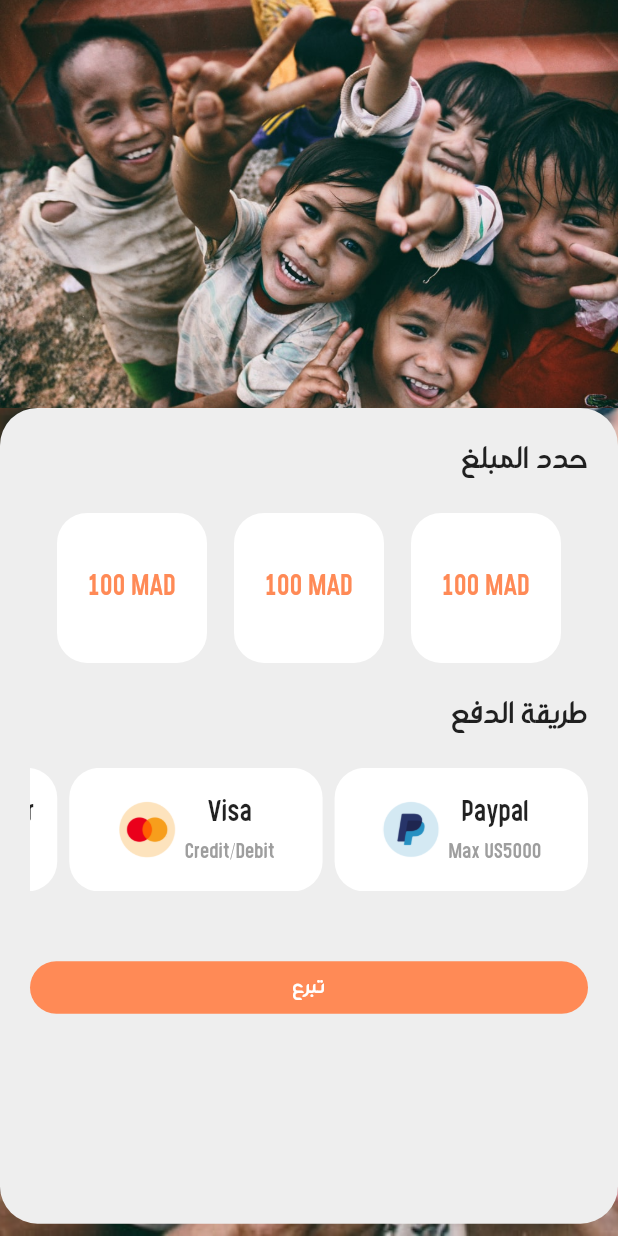
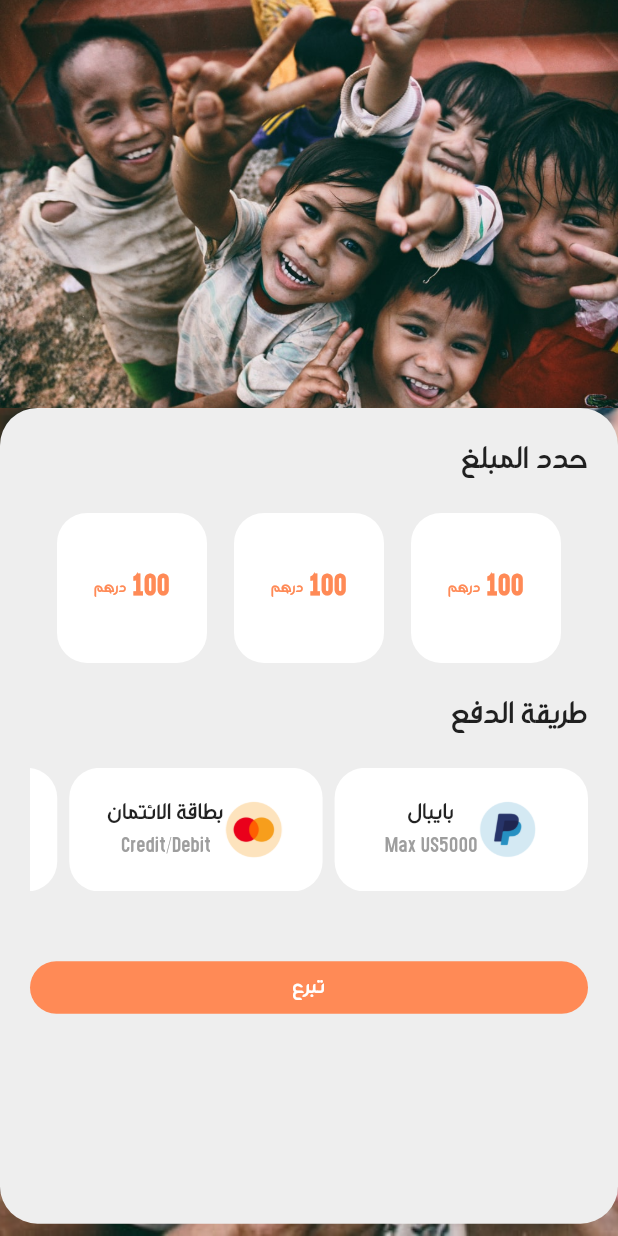
Before and after one commit to Mhouiri/donation_app, a Flutter app: the DonatingPage screen opened by its route, after a tap on "تبرع", on a phone screen of 412 x 824 dp. Run offline on Flutter 3.47's test engine with Material 2 defaults, Android fonts, the phone set to English and light mode, and no system bars; our stand-ins replace percent_indicator.

```diff
--- a/donating/lib/Pages/Home/UrgentCases/DonatingPage/PayementPage/methodPayement.dart
+++ b/donating/lib/Pages/Home/UrgentCases/DonatingPage/PayementPage/methodPayement.dart
@@ -8,7 +8,7 @@ class MethodPayement extends StatefulWidget {
 }
 
 class _MethodPayementState extends State<MethodPayement> {
-    final List<Map> methods = [{'name': 'Paypal', 'image': 'assets/paypal.png', 'comment': "Max US5000"}, {'name': 'Visa', 'image': 'assets/mastercard.png', 'comment': "Credit/Debit"}, {'name': 'Bank Transfer', 'image': 'assets/bank.png', 'comment': "Find the RIB"}];
+    final List<Map> methods = [{'name': 'بايبال', 'image': 'assets/paypal.png', 'comment': "Max US5000"}, {'name': 'بطاقة الائتمان', 'image': 'assets/mastercard.png', 'comment': "Credit/Debit"}, {'name': 'تحويل بنكي', 'image': 'assets/bank.png', 'comment': "Find the RIB"}];
 
   @override
   Widget build(BuildContext context) {
@@ -32,14 +32,12 @@ class _MethodPayementState extends State<MethodPayement> {
                     child: Center(child: Row(
                       mainAxisAlignment: MainAxisAlignment.center,
           children: [
-            Image.asset(methods[index]['image'], height: 40, width: 40),
-            SizedBox(width: 5,),
             Column(
               mainAxisAlignment: MainAxisAlignment.center,
               children: [
                 Container(
                   child: Text(methods[index]['name'], style: TextStyle(
-                      fontSize: 20,
+                      fontSize: 15,
                       fontFamily: 'Khebrat')),
                 ),
                 Container(
@@ -53,6 +51,7 @@ class _MethodPayementState extends State<MethodPayement> {
                 ),
               ],
             ),
+            Image.asset(methods[index]['image'], height: 40, width: 40),
           ],
         )),
                   ),
--- a/donating/lib/Pages/Home/UrgentCases/DonatingPage/PayementPage/payement.dart
+++ b/donating/lib/Pages/Home/UrgentCases/DonatingPage/PayementPage/payement.dart
@@ -71,12 +71,26 @@ class SelectAmount extends StatelessWidget {
         ),
       height: 100,
       width: 100,
-      child: Center(child: Text("100 MAD",
+      child: Center(child: Row(
+        mainAxisAlignment: MainAxisAlignment.center,
+        children: [
+          Text("درهم",
+            style: TextStyle(
+              color: mainColor,
+              fontSize: 10
+              ,
+              fontFamily: 'Khebrat'
+              ),
+              ),
+          Text(" 100",
             style: TextStyle(
               color: mainColor,
               fontSize: 20,
+              fontWeight: FontWeight.bold,
               fontFamily: 'Khebrat'
               ),
+              ),
+        ],
       ),
       ),
     );
```
Lines whose indentation alone changed are shown as unchanged.
